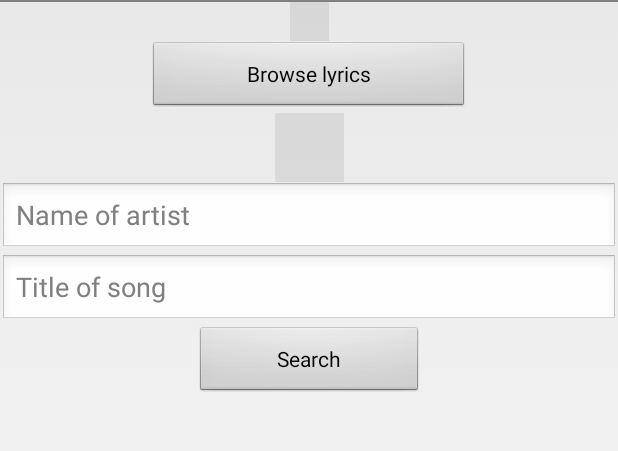
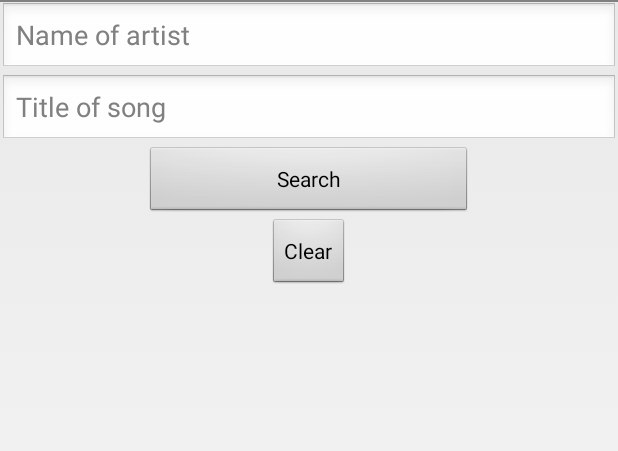
Before and after one commit to jacekmusial/LyricsFetcher, an Android app: the screen it shows after launch (MyActivity), on a phone screen of 412 x 824 dp, the part 36-487 px from its top. Run offline under Robolectric (Android 15) with nearby library versions, the phone set to English and light mode, and no system bars.

Commit message:
added buttonClear and soft kbd closing and
updated .gitingore

```diff
--- a/app/src/main/AndroidManifest.xml
+++ b/app/src/main/AndroidManifest.xml
@@ -9,7 +9,8 @@
         android:allowBackup="true"
         android:icon="@mipmap/ic_launcher"
         android:label="@string/app_name"
-        android:theme="@android:style/Theme.Light" >
+        android:theme="@android:style/Theme.Light"
+        android:windowSoftInputMode="stateHidden">
         <!-- our simple service : )
                 DAS IT MANE.jpg
          -->
--- a/app/src/main/java/al/musi/lyricsfetcher/AZLyricsProvider.java
+++ b/app/src/main/java/al/musi/lyricsfetcher/AZLyricsProvider.java
@@ -71,7 +71,7 @@ public class AZLyricsProvider extends Service {
         //WHAT'S NINE PLUS TEN?
         String onlyLyrics = response.substring(
                 response.indexOf("Sorry about that. -->")+21,
-                response.length()-1);
+                response.length());
         onlyLyrics = onlyLyrics.substring(0, onlyLyrics.indexOf("</div>"));
         onlyLyrics = onlyLyrics.replaceAll("\"", "").replaceAll("<br>", "\n");
         return onlyLyrics;
--- a/app/src/main/java/al/musi/lyricsfetcher/HttpConnection.java
+++ b/app/src/main/java/al/musi/lyricsfetcher/HttpConnection.java
@@ -22,9 +22,10 @@ public class HttpConnection
         URL obj = null;
         HttpURLConnection con = null;
         int numTries = 0;
+        int responseCode = 0;
         String ret = null;
 
-        while (numTries < MAX_RETRIES) {
+        while (numTries < MAX_RETRIES && responseCode != 200) {
             if (numTries != 0) {
                 Log.d(":", "Retry n°" + numTries);
             }
@@ -38,7 +39,7 @@ public class HttpConnection
                 con.setRequestProperty("Content-type", "application/x-www-form-urlencoded");
                 con.setRequestProperty("User-Agent", USER_AGENT);
 
-                int responseCode = con.getResponseCode();
+                responseCode = con.getResponseCode();
                 Log.d(":", "Sending 'GET' request to URL : " + url);
                 Log.d(":", "Response Code : " + responseCode);
 
--- a/app/src/main/res/layout/activity_main.xml
+++ b/app/src/main/res/layout/activity_main.xml
@@ -2,9 +2,9 @@
 <LinearLayout xmlns:android="http://schemas.android.com/apk/res/android"
     android:orientation="vertical" android:layout_width="match_parent"
     android:layout_height="match_parent"
-    android:weightSum="1">
+    android:weightSum="1" android:layout_alignParentBottom="true">
 
-    <ImageView
+   <!-- <ImageView
         android:layout_gravity="center_horizontal"
         android:layout_height="26dp"
         android:layout_width="5796dp"
@@ -25,12 +25,13 @@
         android:layout_width="5796dp"
         android:src="@android:drawable/divider_horizontal_bright"
         android:contentDescription="@string/Horizontaline" />
-
+-->
     <EditText
         android:layout_width="match_parent"
         android:layout_height="wrap_content"
         android:id="@+id/editTextArtist"
         android:layout_gravity="center_horizontal"
+        android:inputType="text|textEmailAddress"
         android:hint="@string/artist"
         />
 
@@ -38,14 +39,22 @@
         android:layout_width="match_parent"
         android:layout_height="wrap_content"
         android:id="@+id/editTextTitle"
+        android:inputType="text|textEmailAddress"
         android:hint="@string/title"/>
 
     <Button
-        android:layout_width="152dp"
+        android:layout_width="218dp"
         android:layout_height="wrap_content"
         android:text="@string/button"
         android:id="@+id/button"
-        android:layout_gravity="center_horizontal" />
+        android:layout_gravity="center"/>
+
+    <Button
+        android:id="@+id/buttonClear"
+        android:layout_width="wrap_content"
+        android:layout_height="wrap_content"
+        android:layout_gravity="center"
+        android:text="@string/clear"/>
 
     <ScrollView
         android:layout_width="match_parent"
@@ -55,6 +64,8 @@
             android:id="@+id/textViewLyrics"
             android:layout_width="match_parent"
             android:layout_height="wrap_content"
+            android:padding="15dp"
+            android:layout_marginTop="10dp"
             android:layout_gravity="center"/>
     </ScrollView>
 
--- a/app/src/main/res/values/strings.xml
+++ b/app/src/main/res/values/strings.xml
@@ -13,5 +13,6 @@
     <string name="wipe_lyrics">Wipe</string>
     <string name="service_start">Searching for lyrics..</string>
     <string name="Browse">Browse lyrics</string>
+    <string name="clear">Clear</string>
     <string name="Horizontaline">horizontaline</string>
 </resources>
```
Also changed, not shown: app/src/main/java/al/musi/lyricsfetcher/MyActivity.java (+48 -15 lines), 2 other files.
